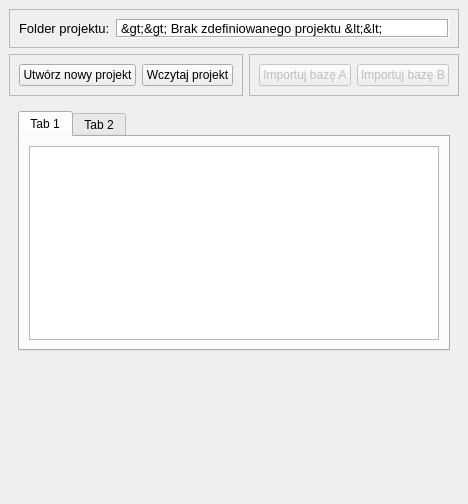
First picture: the form in well_matching_dockwidget_base.ui, repository dszrek/well_matching, before the edit.
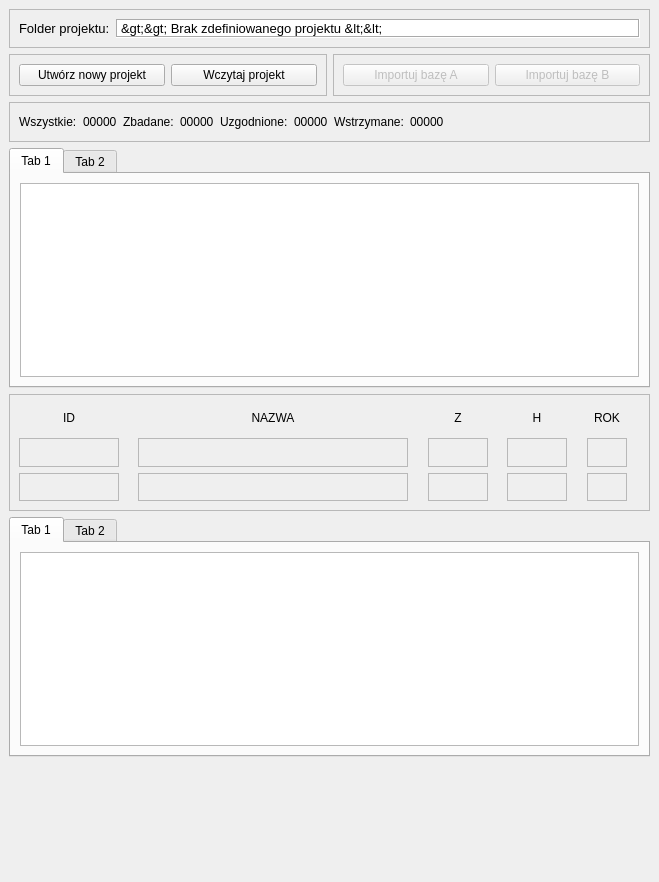
Second picture: the form after the edit.

Commit message: Rozbudowano ui dockwidget'u i dodano funkcję ładowania podstawowych parametrów po zaznaczeniu wiersza w tv_adf

```diff
--- a/well_matching_dockwidget_base.ui
+++ b/well_matching_dockwidget_base.ui
@@ -6,8 +6,8 @@
    <rect>
     <x>0</x>
     <y>0</y>
-    <width>459</width>
-    <height>504</height>
+    <width>659</width>
+    <height>882</height>
    </rect>
   </property>
   <property name="windowTitle">
@@ -145,86 +145,687 @@
      </layout>
     </item>
     <item>
-     <widget class="QScrollArea" name="scrollArea">
+     <widget class="QFrame" name="frame_2">
       <property name="frameShape">
-       <enum>QFrame::NoFrame</enum>
+       <enum>QFrame::StyledPanel</enum>
       </property>
       <property name="frameShadow">
-       <enum>QFrame::Plain</enum>
+       <enum>QFrame::Raised</enum>
       </property>
-      <property name="widgetResizable">
-       <bool>true</bool>
+      <layout class="QHBoxLayout" name="horizontalLayout_4">
+       <item>
+        <widget class="QLabel" name="lab_all_cnt_title">
+         <property name="text">
+          <string>Wszystkie:</string>
+         </property>
+        </widget>
+       </item>
+       <item>
+        <widget class="QLabel" name="lab_all_cnt">
+         <property name="text">
+          <string>00000</string>
+         </property>
+        </widget>
+       </item>
+       <item>
+        <widget class="QLabel" name="lab_egzam_cnt_title">
+         <property name="text">
+          <string>Zbadane:</string>
+         </property>
+        </widget>
+       </item>
+       <item>
+        <widget class="QLabel" name="lab_egzam_cnt">
+         <property name="text">
+          <string>00000</string>
+         </property>
+        </widget>
+       </item>
+       <item>
+        <widget class="QLabel" name="lab_match_cnt_title">
+         <property name="text">
+          <string>Uzgodnione:</string>
+         </property>
+        </widget>
+       </item>
+       <item>
+        <widget class="QLabel" name="lab_match_cnt">
+         <property name="text">
+          <string>00000</string>
+         </property>
+        </widget>
+       </item>
+       <item>
+        <widget class="QLabel" name="lab_halt_cnt_title">
+         <property name="text">
+          <string>Wstrzymane:</string>
+         </property>
+        </widget>
+       </item>
+       <item>
+        <widget class="QLabel" name="lab_halt_cnt_">
+         <property name="text">
+          <string>00000</string>
+         </property>
+        </widget>
+       </item>
+       <item>
+        <spacer name="horizontalSpacer">
+         <property name="orientation">
+          <enum>Qt::Horizontal</enum>
+         </property>
+         <property name="sizeHint" stdset="0">
+          <size>
+           <width>40</width>
+           <height>20</height>
+          </size>
+         </property>
+        </spacer>
+       </item>
+      </layout>
+     </widget>
+    </item>
+    <item>
+     <widget class="QTabWidget" name="tabWidget">
+      <property name="currentIndex">
+       <number>0</number>
       </property>
-      <widget class="QWidget" name="scrollAreaWidgetContents">
-       <property name="geometry">
-        <rect>
-         <x>0</x>
-         <y>0</y>
-         <width>441</width>
-         <height>177</height>
-        </rect>
-       </property>
-       <property name="sizePolicy">
-        <sizepolicy hsizetype="Expanding" vsizetype="Expanding">
-         <horstretch>0</horstretch>
-         <verstretch>0</verstretch>
-        </sizepolicy>
-       </property>
-       <layout class="QVBoxLayout" name="verticalLayout_2">
+      <widget class="QWidget" name="tab">
+       <attribute name="title">
+        <string>Tab 1</string>
+       </attribute>
+       <layout class="QVBoxLayout" name="verticalLayout_4">
         <item>
-         <widget class="QTabWidget" name="tabWidget">
-          <widget class="QWidget" name="tab">
-           <attribute name="title">
-            <string>Tab 1</string>
-           </attribute>
-           <layout class="QVBoxLayout" name="verticalLayout_4">
-            <item>
-             <widget class="QTableView" name="tv_adf">
-              <property name="sizePolicy">
-               <sizepolicy hsizetype="Expanding" vsizetype="Expanding">
-                <horstretch>0</horstretch>
-                <verstretch>0</verstretch>
-               </sizepolicy>
-              </property>
-              <property name="minimumSize">
-               <size>
-                <width>0</width>
-                <height>0</height>
-               </size>
-              </property>
-              <property name="alternatingRowColors">
-               <bool>true</bool>
-              </property>
-              <property name="selectionMode">
-               <enum>QAbstractItemView::SingleSelection</enum>
-              </property>
-              <property name="selectionBehavior">
-               <enum>QAbstractItemView::SelectRows</enum>
-              </property>
-              <property name="showGrid">
-               <bool>false</bool>
-              </property>
-              <attribute name="horizontalHeaderStretchLastSection">
-               <bool>true</bool>
-              </attribute>
-              <attribute name="verticalHeaderVisible">
-               <bool>false</bool>
-              </attribute>
-              <attribute name="verticalHeaderStretchLastSection">
-               <bool>false</bool>
-              </attribute>
-             </widget>
-            </item>
-           </layout>
-          </widget>
-          <widget class="QWidget" name="tab_2">
-           <attribute name="title">
-            <string>Tab 2</string>
-           </attribute>
-          </widget>
+         <widget class="QTableView" name="tv_adf">
+          <property name="sizePolicy">
+           <sizepolicy hsizetype="Expanding" vsizetype="Expanding">
+            <horstretch>0</horstretch>
+            <verstretch>0</verstretch>
+           </sizepolicy>
+          </property>
+          <property name="minimumSize">
+           <size>
+            <width>0</width>
+            <height>0</height>
+           </size>
+          </property>
+          <property name="alternatingRowColors">
+           <bool>true</bool>
+          </property>
+          <property name="selectionMode">
+           <enum>QAbstractItemView::SingleSelection</enum>
+          </property>
+          <property name="selectionBehavior">
+           <enum>QAbstractItemView::SelectRows</enum>
+          </property>
+          <property name="showGrid">
+           <bool>false</bool>
+          </property>
+          <attribute name="horizontalHeaderStretchLastSection">
+           <bool>true</bool>
+          </attribute>
+          <attribute name="verticalHeaderVisible">
+           <bool>false</bool>
+          </attribute>
+          <attribute name="verticalHeaderStretchLastSection">
+           <bool>false</bool>
+          </attribute>
          </widget>
         </item>
        </layout>
+      </widget>
+      <widget class="QWidget" name="tab_2">
+       <attribute name="title">
+        <string>Tab 2</string>
+       </attribute>
+      </widget>
+     </widget>
+    </item>
+    <item>
+     <widget class="QFrame" name="frame_3">
+      <property name="frameShape">
+       <enum>QFrame::StyledPanel</enum>
+      </property>
+      <property name="frameShadow">
+       <enum>QFrame::Raised</enum>
+      </property>
+      <layout class="QGridLayout" name="gridLayout">
+       <item row="3" column="4" colspan="2">
+        <widget class="QLabel" name="lab_b_z">
+         <property name="sizePolicy">
+          <sizepolicy hsizetype="Fixed" vsizetype="Expanding">
+           <horstretch>0</horstretch>
+           <verstretch>0</verstretch>
+          </sizepolicy>
+         </property>
+         <property name="minimumSize">
+          <size>
+           <width>60</width>
+           <height>0</height>
+          </size>
+         </property>
+         <property name="baseSize">
+          <size>
+           <width>50</width>
+           <height>0</height>
+          </size>
+         </property>
+         <property name="styleSheet">
+          <string notr="true">padding: 4px</string>
+         </property>
+         <property name="frameShape">
+          <enum>QFrame::StyledPanel</enum>
+         </property>
+         <property name="text">
+          <string/>
+         </property>
+         <property name="alignment">
+          <set>Qt::AlignCenter</set>
+         </property>
+        </widget>
+       </item>
+       <item row="1" column="4">
+        <widget class="QLabel" name="lab_a_z">
+         <property name="sizePolicy">
+          <sizepolicy hsizetype="Fixed" vsizetype="Expanding">
+           <horstretch>0</horstretch>
+           <verstretch>0</verstretch>
+          </sizepolicy>
+         </property>
+         <property name="minimumSize">
+          <size>
+           <width>60</width>
+           <height>0</height>
+          </size>
+         </property>
+         <property name="baseSize">
+          <size>
+           <width>50</width>
+           <height>0</height>
+          </size>
+         </property>
+         <property name="styleSheet">
+          <string notr="true">padding: 4px</string>
+         </property>
+         <property name="frameShape">
+          <enum>QFrame::StyledPanel</enum>
+         </property>
+         <property name="text">
+          <string/>
+         </property>
+         <property name="alignment">
+          <set>Qt::AlignCenter</set>
+         </property>
+        </widget>
+       </item>
+       <item row="1" column="2">
+        <widget class="QLabel" name="lab_a_name">
+         <property name="sizePolicy">
+          <sizepolicy hsizetype="Fixed" vsizetype="Expanding">
+           <horstretch>0</horstretch>
+           <verstretch>0</verstretch>
+          </sizepolicy>
+         </property>
+         <property name="minimumSize">
+          <size>
+           <width>270</width>
+           <height>0</height>
+          </size>
+         </property>
+         <property name="baseSize">
+          <size>
+           <width>270</width>
+           <height>0</height>
+          </size>
+         </property>
+         <property name="styleSheet">
+          <string notr="true">padding: 4px</string>
+         </property>
+         <property name="frameShape">
+          <enum>QFrame::StyledPanel</enum>
+         </property>
+         <property name="text">
+          <string/>
+         </property>
+         <property name="alignment">
+          <set>Qt::AlignCenter</set>
+         </property>
+        </widget>
+       </item>
+       <item row="3" column="6" colspan="2">
+        <widget class="QLabel" name="lab_b_h">
+         <property name="sizePolicy">
+          <sizepolicy hsizetype="Fixed" vsizetype="Expanding">
+           <horstretch>0</horstretch>
+           <verstretch>0</verstretch>
+          </sizepolicy>
+         </property>
+         <property name="minimumSize">
+          <size>
+           <width>60</width>
+           <height>0</height>
+          </size>
+         </property>
+         <property name="baseSize">
+          <size>
+           <width>50</width>
+           <height>0</height>
+          </size>
+         </property>
+         <property name="styleSheet">
+          <string notr="true">padding: 4px</string>
+         </property>
+         <property name="frameShape">
+          <enum>QFrame::StyledPanel</enum>
+         </property>
+         <property name="text">
+          <string/>
+         </property>
+         <property name="alignment">
+          <set>Qt::AlignCenter</set>
+         </property>
+        </widget>
+       </item>
+       <item row="3" column="0" colspan="2">
+        <widget class="QLabel" name="lab_b_id">
+         <property name="sizePolicy">
+          <sizepolicy hsizetype="Fixed" vsizetype="Expanding">
+           <horstretch>0</horstretch>
+           <verstretch>0</verstretch>
+          </sizepolicy>
+         </property>
+         <property name="minimumSize">
+          <size>
+           <width>100</width>
+           <height>0</height>
+          </size>
+         </property>
+         <property name="baseSize">
+          <size>
+           <width>100</width>
+           <height>0</height>
+          </size>
+         </property>
+         <property name="styleSheet">
+          <string notr="true">padding: 4px</string>
+         </property>
+         <property name="frameShape">
+          <enum>QFrame::StyledPanel</enum>
+         </property>
+         <property name="text">
+          <string/>
+         </property>
+         <property name="alignment">
+          <set>Qt::AlignCenter</set>
+         </property>
+        </widget>
+       </item>
+       <item row="1" column="0">
+        <widget class="QLabel" name="lab_a_id">
+         <property name="sizePolicy">
+          <sizepolicy hsizetype="Fixed" vsizetype="Expanding">
+           <horstretch>0</horstretch>
+           <verstretch>0</verstretch>
+          </sizepolicy>
+         </property>
+         <property name="minimumSize">
+          <size>
+           <width>100</width>
+           <height>0</height>
+          </size>
+         </property>
+         <property name="baseSize">
+          <size>
+           <width>100</width>
+           <height>0</height>
+          </size>
+         </property>
+         <property name="styleSheet">
+          <string notr="true">padding: 4px</string>
+         </property>
+         <property name="frameShape">
+          <enum>QFrame::StyledPanel</enum>
+         </property>
+         <property name="text">
+          <string/>
+         </property>
+         <property name="alignment">
+          <set>Qt::AlignCenter</set>
+         </property>
+        </widget>
+       </item>
+       <item row="1" column="6">
+        <widget class="QLabel" name="lab_a_h">
+         <property name="sizePolicy">
+          <sizepolicy hsizetype="Fixed" vsizetype="Expanding">
+           <horstretch>0</horstretch>
+           <verstretch>0</verstretch>
+          </sizepolicy>
+         </property>
+         <property name="minimumSize">
+          <size>
+           <width>60</width>
+           <height>0</height>
+          </size>
+         </property>
+         <property name="baseSize">
+          <size>
+           <width>50</width>
+           <height>0</height>
+          </size>
+         </property>
+         <property name="styleSheet">
+          <string notr="true">padding: 4px</string>
+         </property>
+         <property name="frameShape">
+          <enum>QFrame::StyledPanel</enum>
+         </property>
+         <property name="text">
+          <string/>
+         </property>
+         <property name="alignment">
+          <set>Qt::AlignCenter</set>
+         </property>
+        </widget>
+       </item>
+       <item row="3" column="8" colspan="2">
+        <widget class="QLabel" name="lab_b_r">
+         <property name="sizePolicy">
+          <sizepolicy hsizetype="Fixed" vsizetype="Expanding">
+           <horstretch>0</horstretch>
+           <verstretch>0</verstretch>
+          </sizepolicy>
+         </property>
+         <property name="minimumSize">
+          <size>
+           <width>40</width>
+           <height>0</height>
+          </size>
+         </property>
+         <property name="baseSize">
+          <size>
+           <width>50</width>
+           <height>0</height>
+          </size>
+         </property>
+         <property name="styleSheet">
+          <string notr="true">padding: 4px</string>
+         </property>
+         <property name="frameShape">
+          <enum>QFrame::StyledPanel</enum>
+         </property>
+         <property name="text">
+          <string/>
+         </property>
+         <property name="alignment">
+          <set>Qt::AlignCenter</set>
+         </property>
+        </widget>
+       </item>
+       <item row="3" column="2" colspan="2">
+        <widget class="QLabel" name="lab_b_name">
+         <property name="sizePolicy">
+          <sizepolicy hsizetype="Fixed" vsizetype="Expanding">
+           <horstretch>0</horstretch>
+           <verstretch>0</verstretch>
+          </sizepolicy>
+         </property>
+         <property name="minimumSize">
+          <size>
+           <width>270</width>
+           <height>0</height>
+          </size>
+         </property>
+         <property name="baseSize">
+          <size>
+           <width>270</width>
+           <height>0</height>
+          </size>
+         </property>
+         <property name="styleSheet">
+          <string notr="true">padding: 4px</string>
+         </property>
+         <property name="frameShape">
+          <enum>QFrame::StyledPanel</enum>
+         </property>
+         <property name="text">
+          <string/>
+         </property>
+         <property name="alignment">
+          <set>Qt::AlignCenter</set>
+         </property>
+        </widget>
+       </item>
+       <item row="1" column="8">
+        <widget class="QLabel" name="lab_a_r">
+         <property name="sizePolicy">
+          <sizepolicy hsizetype="Fixed" vsizetype="Expanding">
+           <horstretch>0</horstretch>
+           <verstretch>0</verstretch>
+          </sizepolicy>
+         </property>
+         <property name="minimumSize">
+          <size>
+           <width>40</width>
+           <height>0</height>
+          </size>
+         </property>
+         <property name="baseSize">
+          <size>
+           <width>50</width>
+           <height>0</height>
+          </size>
+         </property>
+         <property name="styleSheet">
+          <string notr="true">padding: 4px</string>
+         </property>
+         <property name="frameShape">
+          <enum>QFrame::StyledPanel</enum>
+         </property>
+         <property name="text">
+          <string/>
+         </property>
+         <property name="alignment">
+          <set>Qt::AlignCenter</set>
+         </property>
+        </widget>
+       </item>
+       <item row="0" column="0">
+        <widget class="QLabel" name="lab_id">
+         <property name="sizePolicy">
+          <sizepolicy hsizetype="Fixed" vsizetype="Expanding">
+           <horstretch>0</horstretch>
+           <verstretch>0</verstretch>
+          </sizepolicy>
+         </property>
+         <property name="minimumSize">
+          <size>
+           <width>100</width>
+           <height>0</height>
+          </size>
+         </property>
+         <property name="baseSize">
+          <size>
+           <width>100</width>
+           <height>0</height>
+          </size>
+         </property>
+         <property name="text">
+          <string>ID</string>
+         </property>
+         <property name="alignment">
+          <set>Qt::AlignCenter</set>
+         </property>
+        </widget>
+       </item>
+       <item row="0" column="2">
+        <widget class="QLabel" name="lab_name">
+         <property name="sizePolicy">
+          <sizepolicy hsizetype="Fixed" vsizetype="Expanding">
+           <horstretch>0</horstretch>
+           <verstretch>0</verstretch>
+          </sizepolicy>
+         </property>
+         <property name="minimumSize">
+          <size>
+           <width>270</width>
+           <height>0</height>
+          </size>
+         </property>
+         <property name="baseSize">
+          <size>
+           <width>270</width>
+           <height>0</height>
+          </size>
+         </property>
+         <property name="text">
+          <string>NAZWA</string>
+         </property>
+         <property name="alignment">
+          <set>Qt::AlignCenter</set>
+         </property>
+        </widget>
+       </item>
+       <item row="0" column="4">
+        <widget class="QLabel" name="lab_z">
+         <property name="sizePolicy">
+          <sizepolicy hsizetype="Fixed" vsizetype="Expanding">
+           <horstretch>0</horstretch>
+           <verstretch>0</verstretch>
+          </sizepolicy>
+         </property>
+         <property name="minimumSize">
+          <size>
+           <width>60</width>
+           <height>0</height>
+          </size>
+         </property>
+         <property name="baseSize">
+          <size>
+           <width>50</width>
+           <height>0</height>
+          </size>
+         </property>
+         <property name="text">
+          <string>Z</string>
+         </property>
+         <property name="alignment">
+          <set>Qt::AlignCenter</set>
+         </property>
+        </widget>
+       </item>
+       <item row="0" column="6">
+        <widget class="QLabel" name="lab_h">
+         <property name="sizePolicy">
+          <sizepolicy hsizetype="Fixed" vsizetype="Expanding">
+           <horstretch>0</horstretch>
+           <verstretch>0</verstretch>
+          </sizepolicy>
+         </property>
+         <property name="minimumSize">
+          <size>
+           <width>60</width>
+           <height>0</height>
+          </size>
+         </property>
+         <property name="baseSize">
+          <size>
+           <width>50</width>
+           <height>0</height>
+          </size>
+         </property>
+         <property name="text">
+          <string>H</string>
+         </property>
+         <property name="alignment">
+          <set>Qt::AlignCenter</set>
+         </property>
+        </widget>
+       </item>
+       <item row="0" column="8">
+        <widget class="QLabel" name="lab_r">
+         <property name="sizePolicy">
+          <sizepolicy hsizetype="Fixed" vsizetype="Expanding">
+           <horstretch>0</horstretch>
+           <verstretch>0</verstretch>
+          </sizepolicy>
+         </property>
+         <property name="minimumSize">
+          <size>
+           <width>40</width>
+           <height>0</height>
+          </size>
+         </property>
+         <property name="baseSize">
+          <size>
+           <width>50</width>
+           <height>0</height>
+          </size>
+         </property>
+         <property name="text">
+          <string>ROK</string>
+         </property>
+         <property name="alignment">
+          <set>Qt::AlignCenter</set>
+         </property>
+        </widget>
+       </item>
+      </layout>
+     </widget>
+    </item>
+    <item>
+     <widget class="QTabWidget" name="tabWidget_2">
+      <property name="currentIndex">
+       <number>0</number>
+      </property>
+      <widget class="QWidget" name="tab_3">
+       <attribute name="title">
+        <string>Tab 1</string>
+       </attribute>
+       <layout class="QVBoxLayout" name="verticalLayout_5">
+        <item>
+         <widget class="QTableView" name="tv_bdf">
+          <property name="sizePolicy">
+           <sizepolicy hsizetype="Expanding" vsizetype="Expanding">
+            <horstretch>0</horstretch>
+            <verstretch>0</verstretch>
+           </sizepolicy>
+          </property>
+          <property name="minimumSize">
+           <size>
+            <width>0</width>
+            <height>0</height>
+           </size>
+          </property>
+          <property name="alternatingRowColors">
+           <bool>true</bool>
+          </property>
+          <property name="selectionMode">
+           <enum>QAbstractItemView::SingleSelection</enum>
+          </property>
+          <property name="selectionBehavior">
+           <enum>QAbstractItemView::SelectRows</enum>
+          </property>
+          <property name="showGrid">
+           <bool>false</bool>
+          </property>
+          <attribute name="horizontalHeaderStretchLastSection">
+           <bool>true</bool>
+          </attribute>
+          <attribute name="verticalHeaderVisible">
+           <bool>false</bool>
+          </attribute>
+          <attribute name="verticalHeaderStretchLastSection">
+           <bool>false</bool>
+          </attribute>
+         </widget>
+        </item>
+       </layout>
+      </widget>
+      <widget class="QWidget" name="tab_4">
+       <attribute name="title">
+        <string>Tab 2</string>
+       </attribute>
       </widget>
      </widget>
     </item>
```
The commit also changes 1 other file.
